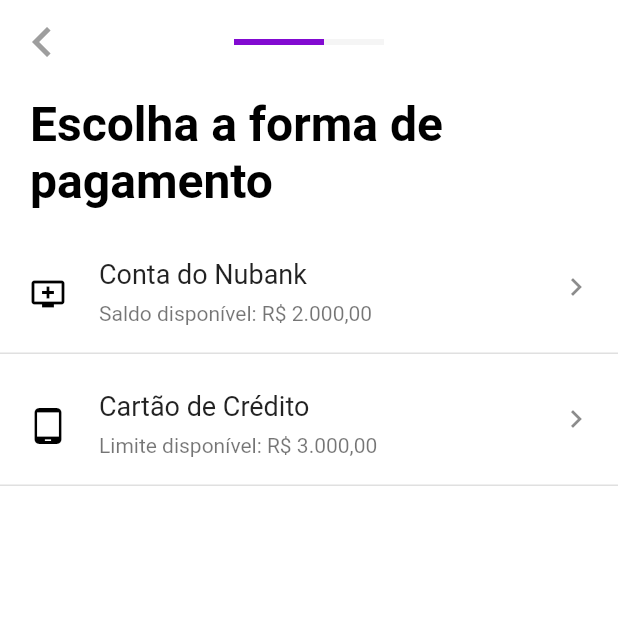
After one commit to Eduardo-Tanaka/Nubank-flutter, a Flutter app: the RecargaFormaPagamentoPage screen opened by its route, on a phone screen of 412 x 824 dp, the top half of it. The commit adds this screen. Run offline on Flutter 3.47's test engine with Material 2 defaults, Android fonts, the phone set to English and light mode, and no system bars; our stand-ins replace flutter_masked_text2, font_awesome_flutter, google_fonts.

Commit message:
recarga forma pagamento page

```diff
--- a/lib/app_widget.dart
+++ b/lib/app_widget.dart
@@ -13,6 +13,7 @@
 import 'package:nubank/modules/limite/limite_page.dart';
 import 'package:nubank/modules/pagar/pagar_page.dart';
 import 'package:nubank/modules/pix/pix_page.dart';
+import 'package:nubank/modules/recarga/recarga_forma_pagamento_page.dart';
 import 'package:nubank/modules/recarga/recarga_operadora_page.dart';
 import 'package:nubank/modules/recarga/recarga_page.dart';
 import 'package:nubank/modules/transferir/transferir_page.dart';
@@ -52,6 +53,7 @@
       "/pix": PixPage(),
       "/recarga": RecargaPage(),
       "/recarga_operadora": RecargaOperadoraPage(),
+      "/recarga_forma_pagamento": RecargaFormaPagamentoPage(),
       "/transferir": TransferirPage(),
       "/transferir_qrcode": TransferirQrcodePage(),
       "/pix_copia_cola": PixCopiaColaPage(),
@@ -76,6 +78,7 @@
               switch (settings.name) {
                 case "/pix_copia_cola":
                 case "/recarga_operadora":
+                case "/recarga_forma_pagamento":
                   return slideRightLeft(animation, child);
                 default:
                   return slideBottomTop(animation, child);
--- /dev/null
+++ b/lib/modules/recarga/recarga_forma_pagamento_page.dart
@@ -0,0 +1,45 @@
+import 'package:flutter/material.dart';
+import 'package:nubank/shared/themes/app_text_styles.dart';
+import 'package:nubank/shared/widgets/app_bar/app_bar_widget.dart';
+import 'package:nubank/shared/widgets/tile/tile_widget.dart';
+
+class RecargaFormaPagamentoPage extends StatelessWidget {
+  const RecargaFormaPagamentoPage({Key? key}) : super(key: key);
+
+  @override
+  Widget build(BuildContext context) {
+    return Scaffold(
+      backgroundColor: Colors.white,
+      appBar: AppBarWidget(
+        value: 0.6,
+        icon: Icons.navigate_before,
+      ),
+      body: Column(
+        children: [
+          Padding(
+            padding: const EdgeInsets.symmetric(
+              horizontal: 20,
+              vertical: 8,
+            ),
+            child: Text(
+              "Escolha a forma de pagamento",
+              style: TextStyles.textBigBold,
+            ),
+          ),
+          TileWidget(
+            title: "Conta do Nubank",
+            subtitle: "Saldo disponível: R\$ 2.000,00",
+            iconLeading: Icons.add_to_queue,
+            onTap: () {},
+          ),
+          TileWidget(
+            title: "Cartão de Crédito",
+            subtitle: "Limite disponível: R\$ 3.000,00",
+            iconLeading: Icons.tablet_android,
+            onTap: () {},
+          ),
+        ],
+      ),
+    );
+  }
+}
--- a/lib/modules/recarga/recarga_operadora_page.dart
+++ b/lib/modules/recarga/recarga_operadora_page.dart
@@ -84,10 +84,10 @@
       floatingActionButton: FloatingActionButton(
         onPressed: () {
           if (radioValue != null) {
-            /*Navigator.pushNamed(
+            Navigator.pushNamed(
               context,
-              "/recarga_operadora",
-            );*/
+              "/recarga_forma_pagamento",
+            );
           }
         },
         child: Icon(
```
